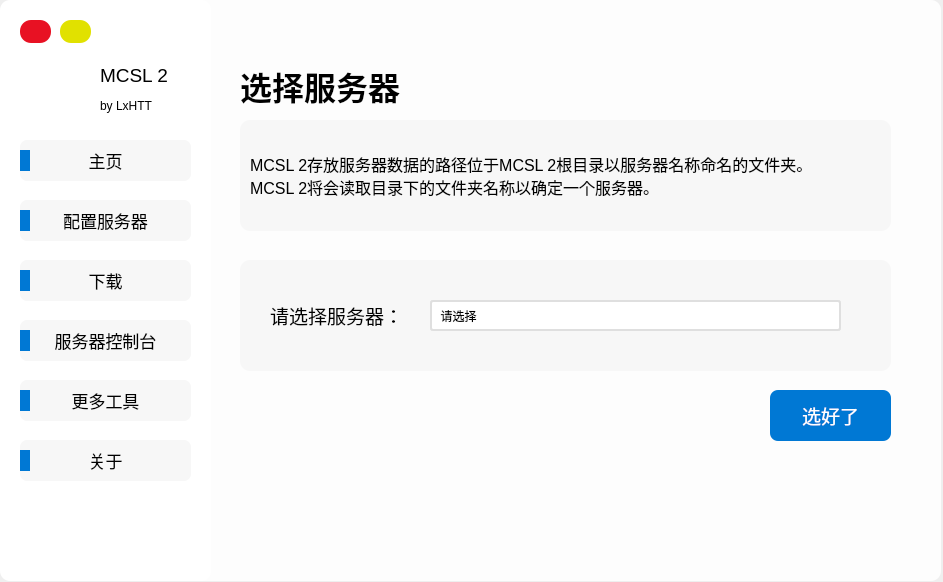
First picture: the form in resources/MCSL2_MainWindow.ui, repository MCSLTeam/MCSL2, before the edit.
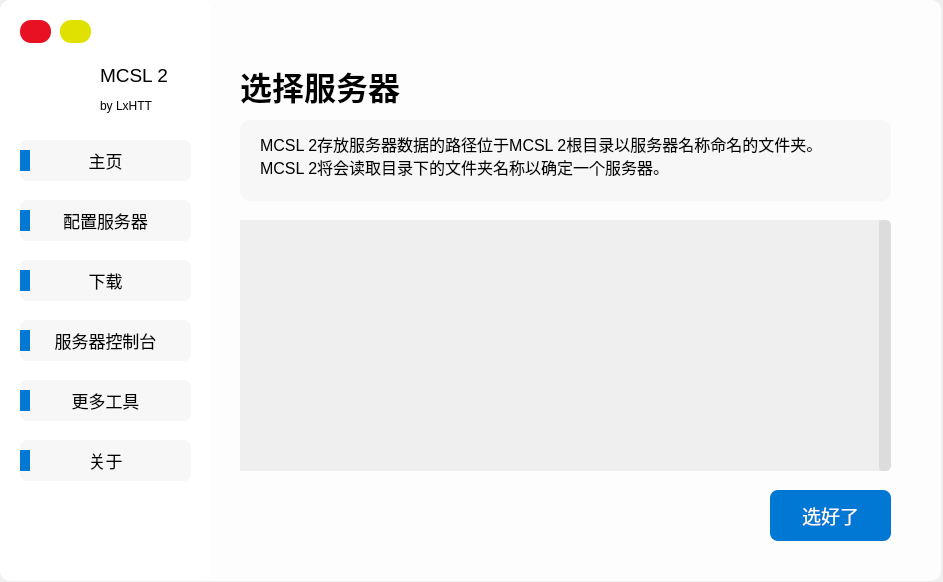
Second picture: the form after the edit. The open tabs and pages were chosen to show the change. Icons and pictures are not drawn.

Diff of the .ui file:
```diff
--- a/resources/MCSL2_MainWindow.ui
+++ b/resources/MCSL2_MainWindow.ui
@@ -2725,128 +2725,11 @@
        <string>选择服务器</string>
       </property>
      </widget>
-     <widget class="QComboBox" name="Choose_Server_ComboBox">
-      <property name="geometry">
-       <rect>
-        <x>220</x>
-        <y>320</y>
-        <width>411</width>
-        <height>31</height>
-       </rect>
-      </property>
-      <property name="font">
-       <font>
-        <family>Microsoft YaHei UI</family>
-        <pointsize>9</pointsize>
-       </font>
-      </property>
-      <property name="styleSheet">
-       <string notr="true">QComboBox {
-    border-radius: 3px;
-    padding: 1px 2px 1px 2px;
-    min-width: 9em;
-	border: 2px solid rgb(223, 223, 223);
-}
-QComboBox::drop-down
-{
-    subcontrol-origin: padding;
-    subcontrol-position: top right;
-    width: 20px;
-    border-left-color: rgb(223, 223, 223);
-    border-left-style: solid;
-    border-top-right-radius: 4px;
-    border-bottom-right-radius: 4px;
-}
-QComboBox::down-arrow
-{
-    border-image: url(:/MCSL2_Icon/QComboBox.png);
-}
-QComboBox QAbstractItemView
-{
-	border-radius: 10px;
-	background: rgba(255,255,255,1);
-    border: 1px solid rgba(228,228,228,1);
-    border-radius: 0px 0px 5px 5px;
-	font-size: 14px;
-    outline: 0px;
-}
-QComboBox QAbstractItemView::item
-{
-	border-radius: 7px;
-	font-size:25px;
-	color:#666667;
-	padding-left:9px;
-	background-color:#FFFFFF;
-	min-height: 33px;
-	min-width: 60px;
-}
-QComboBox QAbstractItemView::item:hover
-{
-	border-radius: 7px;
-	background-color: rgb(0, 120, 212);
-	color:#FFFFFF;
-}
-</string>
-      </property>
-      <item>
-       <property name="text">
-        <string>  请选择</string>
-       </property>
-      </item>
-     </widget>
-     <widget class="QLabel" name="Choose_Server_Label2">
-      <property name="geometry">
-       <rect>
-        <x>60</x>
-        <y>320</y>
-        <width>141</width>
-        <height>31</height>
-       </rect>
-      </property>
-      <property name="font">
-       <font>
-        <family>Microsoft YaHei UI</family>
-        <pointsize>14</pointsize>
-       </font>
-      </property>
-      <property name="text">
-       <string>请选择服务器：</string>
-      </property>
-     </widget>
-     <widget class="QLabel" name="Choose_Server_Background">
-      <property name="geometry">
-       <rect>
-        <x>30</x>
-        <y>280</y>
-        <width>651</width>
-        <height>111</height>
-       </rect>
-      </property>
-      <property name="font">
-       <font>
-        <family>Microsoft YaHei UI</family>
-        <pointsize>12</pointsize>
-       </font>
-      </property>
-      <property name="autoFillBackground">
-       <bool>false</bool>
-      </property>
-      <property name="styleSheet">
-       <string notr="true">QLabel
-{
-	background-color: rgb(247, 247, 247);
-	border-radius: 10px
-}</string>
-      </property>
-      <property name="text">
-       <string/>
-      </property>
-     </widget>
      <widget class="QPushButton" name="Completed_Choose_Server_PushButton">
       <property name="geometry">
        <rect>
         <x>560</x>
-        <y>410</y>
+        <y>510</y>
         <width>121</width>
         <height>51</height>
        </rect>
@@ -2887,7 +2770,7 @@
         <x>30</x>
         <y>140</y>
         <width>651</width>
-        <height>111</height>
+        <height>81</height>
        </rect>
       </property>
       <property name="styleSheet">
@@ -2900,9 +2783,9 @@
       <widget class="QLabel" name="Choose_Server_Tip1_Label">
        <property name="geometry">
         <rect>
-         <x>10</x>
-         <y>20</y>
-         <width>611</width>
+         <x>20</x>
+         <y>0</y>
+         <width>601</width>
          <height>71</height>
         </rect>
        </property>
@@ -2924,12 +2807,83 @@
        </property>
       </widget>
      </widget>
-     <zorder>Choose_Server_Background</zorder>
-     <zorder>Choose_Server_Label</zorder>
-     <zorder>Choose_Server_ComboBox</zorder>
-     <zorder>Choose_Server_Label2</zorder>
-     <zorder>Completed_Choose_Server_PushButton</zorder>
-     <zorder>Choose_Server_Tip1_Widget</zorder>
+     <widget class="QScrollArea" name="ChooseServerScrollArea">
+      <property name="geometry">
+       <rect>
+        <x>30</x>
+        <y>240</y>
+        <width>651</width>
+        <height>251</height>
+       </rect>
+      </property>
+      <property name="cursor" stdset="0">
+       <cursorShape>ArrowCursor</cursorShape>
+      </property>
+      <property name="styleSheet">
+       <string notr="true">QScrollArea{
+	border: 0px solid;
+	border-right-color: #dcdbdc;
+	background-color: rgb(230, 230, 230);
+	border-radius: 7px;
+}
+QScrollBar:vertical {
+	border: none;
+	background: transparent;
+	width: 12px;
+}
+QScrollBar::handle:vertical {
+	background: rgb(220, 220, 220);
+	min-height: 20px;
+	border-radius: 5px;
+}
+QScrollBar::add-line:vertial 
+{	
+    height: 0px;
+}
+QScrollBar::sub-line:vertial 
+{	
+    height: 0px;
+}
+QScrollBar::up-arrow:vertial,QScrollBar::down-arrow:vertial
+{	
+    height: 0px;
+}
+QScrollBar::add-page:vertical, QScrollBar::sub-page:vertical {
+    background: none;
+}</string>
+      </property>
+      <property name="frameShape">
+       <enum>QFrame::NoFrame</enum>
+      </property>
+      <property name="frameShadow">
+       <enum>QFrame::Plain</enum>
+      </property>
+      <property name="lineWidth">
+       <number>0</number>
+      </property>
+      <property name="verticalScrollBarPolicy">
+       <enum>Qt::ScrollBarAlwaysOn</enum>
+      </property>
+      <property name="horizontalScrollBarPolicy">
+       <enum>Qt::ScrollBarAlwaysOff</enum>
+      </property>
+      <property name="sizeAdjustPolicy">
+       <enum>QAbstractScrollArea::AdjustToContents</enum>
+      </property>
+      <property name="widgetResizable">
+       <bool>true</bool>
+      </property>
+      <widget class="QWidget" name="ChooseServerScrollAreaWidgetContents">
+       <property name="geometry">
+        <rect>
+         <x>0</x>
+         <y>0</y>
+         <width>639</width>
+         <height>251</height>
+        </rect>
+       </property>
+      </widget>
+     </widget>
     </widget>
     <widget class="QWidget" name="ChooseJavaPage">
      <widget class="QLabel" name="Choose_Java_Background">
```
Left out of the diff: 356 changed lines with no effect on the pictures.
